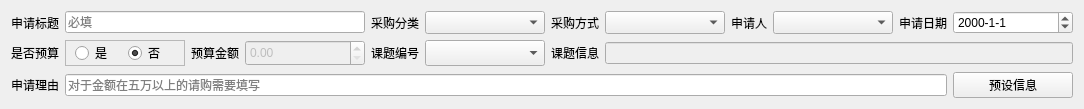
Old version of the form views/requisition_template.ui in the repository earlideal/jiandan.
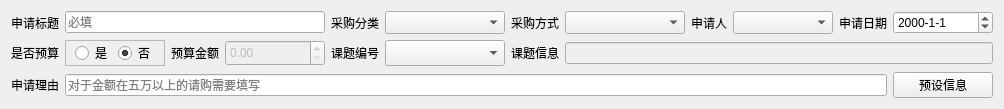
New version of the form.

The edit to the form file:
```diff
--- a/views/requisition_template.ui
+++ b/views/requisition_template.ui
@@ -6,7 +6,7 @@
    <rect>
     <x>0</x>
     <y>0</y>
-    <width>1082</width>
+    <width>1002</width>
     <height>106</height>
    </rect>
   </property>
@@ -142,7 +142,7 @@
       <widget class="QComboBox" name="comboBox_applicant">
        <property name="minimumSize">
         <size>
-         <width>120</width>
+         <width>100</width>
          <height>0</height>
         </size>
        </property>
@@ -187,7 +187,7 @@
        </property>
        <property name="minimumSize">
         <size>
-         <width>120</width>
+         <width>100</width>
          <height>0</height>
         </size>
        </property>
@@ -206,7 +206,7 @@
       <widget class="QDateEdit" name="dateEdit_request_date">
        <property name="minimumSize">
         <size>
-         <width>120</width>
+         <width>100</width>
          <height>0</height>
         </size>
        </property>
@@ -261,7 +261,7 @@
       <widget class="QFrame" name="frame">
        <property name="minimumSize">
         <size>
-         <width>120</width>
+         <width>100</width>
          <height>0</height>
         </size>
        </property>
```
